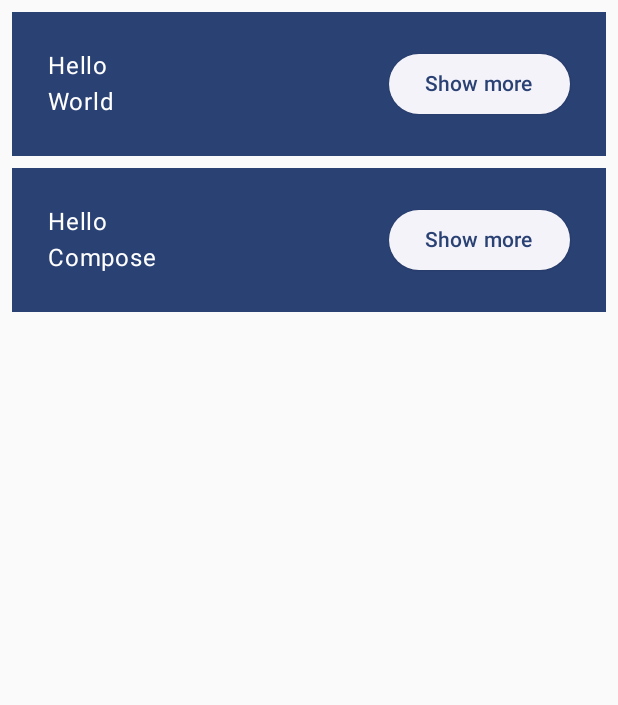
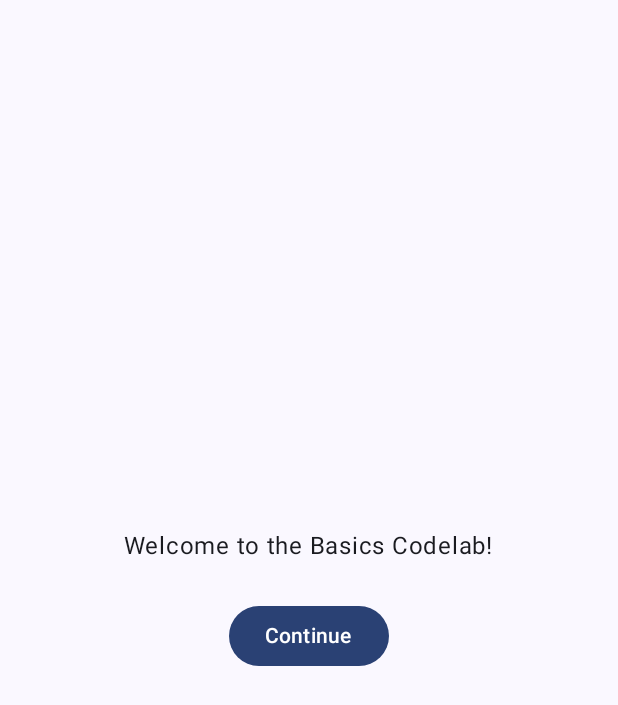
Before and after one commit to Vicent9920/BasicCodelab, an Android app built with Jetpack Compose: the screen it shows after launch (MainActivity), on a phone screen of 412 x 824 dp. Shown: the top 705 px of the screen. Run offline under Robolectric (Android 15) with nearby library versions, the phone set to English and light mode, and no system bars.

Commit message:
状态提升

```diff
--- a/app/src/main/java/com/example/basicscodelab/MainActivity.kt
+++ b/app/src/main/java/com/example/basicscodelab/MainActivity.kt
@@ -4,17 +4,22 @@ import android.os.Bundle
 import android.util.Log
 import androidx.activity.ComponentActivity
 import androidx.activity.compose.setContent
+import androidx.compose.foundation.layout.Arrangement
 import androidx.compose.foundation.layout.Column
 import androidx.compose.foundation.layout.Row
 import androidx.compose.foundation.layout.fillMaxSize
 import androidx.compose.foundation.layout.padding
+import androidx.compose.material3.Button
 import androidx.compose.material3.ElevatedButton
 import androidx.compose.material3.MaterialTheme
 import androidx.compose.material3.Surface
 import androidx.compose.material3.Text
 import androidx.compose.runtime.Composable
+import androidx.compose.runtime.getValue
 import androidx.compose.runtime.mutableStateOf
 import androidx.compose.runtime.remember
+import androidx.compose.runtime.setValue
+import androidx.compose.ui.Alignment
 import androidx.compose.ui.Modifier
 import androidx.compose.ui.tooling.preview.Preview
 import androidx.compose.ui.unit.dp
@@ -33,7 +38,42 @@ class MainActivity : ComponentActivity() {
 }
 
 @Composable
-fun MyApp(
+fun MyApp(modifier: Modifier = Modifier) {
+
+    var shouldShowOnboarding by remember { mutableStateOf(true) }
+
+    Surface(modifier) {
+        if (shouldShowOnboarding) {
+            OnboardingScreen(onContinueClicked = { shouldShowOnboarding = false })
+        } else {
+            Greetings()
+        }
+    }
+}
+
+@Composable
+fun OnboardingScreen(
+    onContinueClicked: () -> Unit,
+    modifier: Modifier = Modifier
+) {
+
+    Column(
+        modifier = modifier.fillMaxSize(),
+        verticalArrangement = Arrangement.Center,
+        horizontalAlignment = Alignment.CenterHorizontally
+    ) {
+        Text("Welcome to the Basics Codelab!")
+        Button(
+            modifier = Modifier.padding(vertical = 24.dp),
+            onClick = onContinueClicked
+        ) {
+            Text("Continue")
+        }
+    }
+}
+
+@Composable
+private fun Greetings(
     modifier: Modifier = Modifier,
     names: List<String> = listOf("World", "Compose")
 ) {
@@ -44,37 +84,55 @@ fun MyApp(
     }
 }
 
+@Preview(showBackground = true, widthDp = 320, heightDp = 320)
+@Composable
+fun OnboardingPreview() {
+    BasicsCodelabTheme {
+        OnboardingScreen(onContinueClicked = {})
+    }
+}
+
 @Composable
 fun Greeting(name: String, modifier: Modifier = Modifier) {
-    val expanded = remember { mutableStateOf(false) }
-    val extraPadding = if (expanded.value) 48.dp else 0.dp
+
+    var expanded by remember { mutableStateOf(false) }
+
+    val extraPadding = if (expanded) 48.dp else 0.dp
+
     Surface(
         color = MaterialTheme.colorScheme.primary,
         modifier = modifier.padding(vertical = 4.dp, horizontal = 8.dp)
     ) {
-        Log.e("TAG","Greeting $name ${expanded.value}")
         Row(modifier = Modifier.padding(24.dp)) {
             Column(
                 modifier = Modifier
                     .weight(1f)
                     .padding(bottom = extraPadding)
             ) {
-                Text(text = "Hello ")
+                Text(text = "Hello, ")
                 Text(text = name)
             }
             ElevatedButton(
-                onClick = { expanded.value = !expanded.value }
+                onClick = { expanded = !expanded }
             ) {
-                Text(if (expanded.value) "Show less" else "Show more")
+                Text(if (expanded) "Show less" else "Show more")
             }
         }
     }
 }
 
-@Preview(showBackground = true, widthDp = 360)
+@Preview(showBackground = true, widthDp = 320)
 @Composable
 fun GreetingPreview() {
     BasicsCodelabTheme {
-        MyApp()
+        Greetings()
     }
 }
+
+@Preview
+@Composable
+fun MyAppPreview() {
+    BasicsCodelabTheme {
+        MyApp(Modifier.fillMaxSize())
+    }
+}
```
